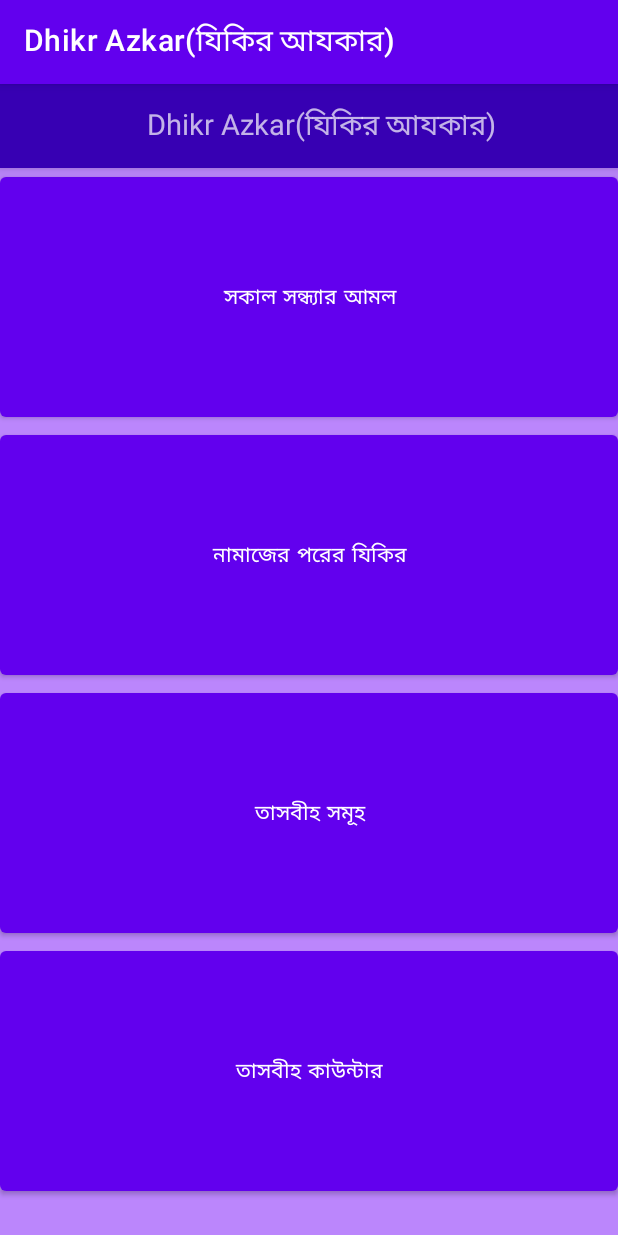
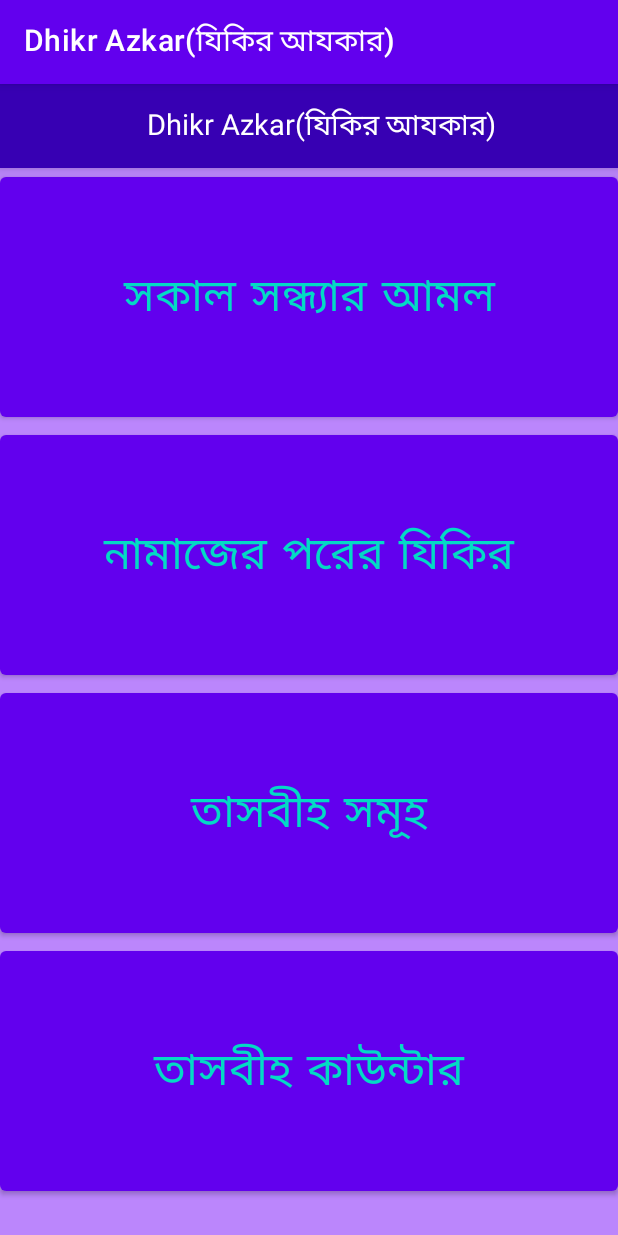
Before and after one commit to 5y573m3rr0r/DhikrAzkar, an Android app: the screen it shows after launch (MainActivity), on a phone screen of 412 x 824 dp. Run offline under Robolectric (Android 15) with nearby library versions, the phone set to English and light mode, and no system bars; 1 statement that could not run was skipped.

```diff
--- a/app/src/main/res/layout/activity_main.xml
+++ b/app/src/main/res/layout/activity_main.xml
@@ -17,24 +17,32 @@
         android:layout_width="match_parent"
         android:layout_height="172dp"
         android:layout_below="@+id/toolbar"
-        android:text="সকাল সন্ধ্যার আমল"/>
+        android:text="সকাল সন্ধ্যার আমল"
+        android:textSize="30dp"
+        android:textColor="@color/teal200"/>
     <Button
         android:id="@+id/namajerporerdhikr_button"
         android:layout_width="match_parent"
         android:layout_height="172dp"
         android:layout_below="@+id/sokalsondharamol_button"
-        android:text="নামাজের পরের যিকির" />
+        android:text="নামাজের পরের যিকির"
+        android:textSize="30dp"
+        android:textColor="@color/teal200"/>
     <Button
         android:id="@+id/tasweehbutton_button"
         android:layout_width="match_parent"
         android:layout_height="172dp"
         android:layout_below="@+id/namajerporerdhikr_button"
-        android:text="তাসবীহ সমূহ" />
+        android:text="তাসবীহ সমূহ"
+        android:textSize="30dp"
+        android:textColor="@color/teal200"/>
     <Button
         android:id="@+id/tasweehcounter_button"
         android:layout_width="match_parent"
         android:layout_height="172dp"
         android:layout_below="@+id/tasweehbutton_button"
-        android:text="তাসবীহ কাউন্টার" />
+        android:text="তাসবীহ কাউন্টার"
+        android:textSize="30dp"
+        android:textColor="@color/teal200"/>
 
 </RelativeLayout>
--- a/app/src/main/res/layout/toolbar.xml
+++ b/app/src/main/res/layout/toolbar.xml
@@ -10,6 +10,7 @@
         android:layout_width="match_parent"
         android:layout_height="wrap_content"
         android:textSize="19dp"
-        android:text="@string/app_name"/>
+        android:text="@string/app_name"
+        android:textColor="@color/design_default_color_background"/>
 
 </androidx.appcompat.widget.Toolbar>
```
